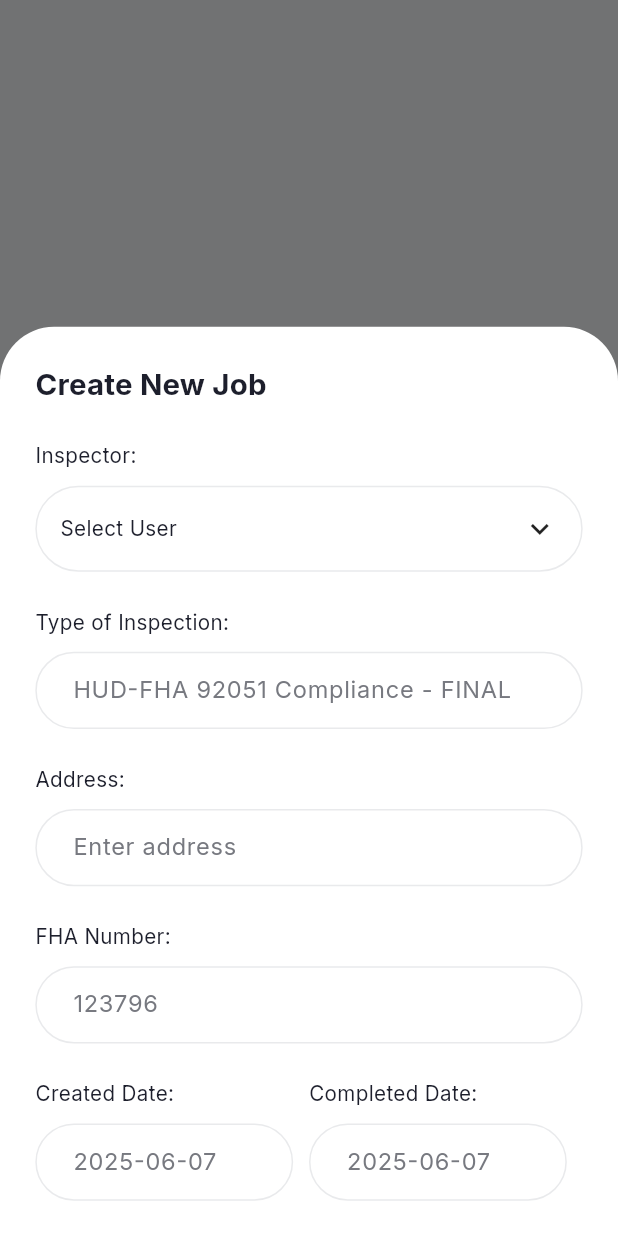
After one commit to backbencherstudio/artneidich_admin_app, a Flutter app: the JobManagementScreen screen opened by its route, after a tap on "Show", on a phone screen of 412 x 824 dp. The commit adds this screen. Run offline on Flutter 3.47's test engine with Material 3 defaults, Android fonts, the phone set to English and light mode, and no system bars; our stand-ins replace flutter_riverpod, flutter_screenutil, flutter_svg, go_router, google_fonts; missing offline and left inert: dynamic_path_url_strategy.

Commit message:
feat: bottom nav bar

```diff
--- a/lib/src/core/constant/icons.dart
+++ b/lib/src/core/constant/icons.dart
@@ -30,9 +30,11 @@ class AppIcons {
       '$bottomNavIcon/briefcase_outlined.svg';
   static const String briefcaseSolid = '$bottomNavIcon/briefcase_solid.svg';
   static const String homeOutlined = '$bottomNavIcon/home_outlined.svg';
+  static const String userGroupSolid  = '$bottomNavIcon/user_group_solid.svg';
+  static const String userGroupOutlined = '$bottomNavIcon/users_group_outlined.svg';
   static const String homeSolid = '$bottomNavIcon/home_solid.svg';
-  static const String mapOutlined = '$bottomNavIcon/map_outlined.svg';
-  static const String mapSolid = '$bottomNavIcon/map_solid.svg';
+  static const String labelOutlined = '$bottomNavIcon/label_outlined.svg';
+  static const String labelSolid = '$bottomNavIcon/label_solid.svg';
   static const String settingOutlined = '$bottomNavIcon/setting_outlined.svg';
   static const String settingSolid = '$bottomNavIcon/setting_solid.svg';
   static const String appLogoPng = '$iconPath/app_logo.png';
@@ -46,6 +48,4 @@ class AppIcons {
   static const String successful = "$iconPath/successful.svg";
   static const String camera = "$iconPath/camera.svg";
 
-
-
 }
--- a/lib/src/core/routes/route_config.dart
+++ b/lib/src/core/routes/route_config.dart
@@ -2,56 +2,68 @@
 import 'package:artneidich_admin/src/core/routes/route_constant.dart';
 import 'package:artneidich_admin/src/feature/common_widgets/bottom_nav_bar/bottom_nav_bar.dart';
 import 'package:artneidich_admin/src/feature/screens/Home/presentation/home_screen.dart';
+import 'package:artneidich_admin/src/feature/screens/job_management_screen/presentation/job_management_screen.dart';
+import 'package:artneidich_admin/src/feature/screens/label_management/label_management.dart';
+import 'package:artneidich_admin/src/feature/screens/profile_setting/profile_settings_screen.dart';
+import 'package:artneidich_admin/src/feature/screens/user_Managment/presentation/user_mgmt_screen.dart';
 import 'package:go_router/go_router.dart';
 
 import 'build_page_with_transition.dart';
 
 class RouteConfig {
   GoRouter goRouter = GoRouter(
-    initialLocation: RouteConst.homeScreen,
+    initialLocation: RouteConst.jobManagementScreen,
 
     routes: [
 
-      // StatefulShellRoute.indexedStack(
-      //   builder: (context, state, navigationShell) =>
-      //       BottomNavBar(navigationShell: navigationShell),
-      //   branches: [
-      //     StatefulShellBranch(
-      //       routes: [
-      //         GoRoute(
-      //           path: RouteConst.homeScreen,
-      //           builder: (context, state) => const HomeScreenViewer(),
-      //         ),
-      //       ],
-      //     ),
-      //     StatefulShellBranch(
-      //       routes: [
-      //         GoRoute(
-      //           path: RouteConst.jobScreen,
-      //           builder: (context, state) => const JobScreen(),
-      //         ),
-      //       ],
-      //     ),
-      //     StatefulShellBranch(
-      //       routes: [
-      //         GoRoute(
-      //           path: RouteConst.mapScreen,
-      //           builder: (context, state) => const MapScreen(),
-      //         ),
-      //       ],
-      //     ),
-      //     StatefulShellBranch(
-      //       routes: [
-      //         GoRoute(
-      //           path: RouteConst.settingScreen,
-      //           builder: (context, state) => const ProfileSettingScreen(),
-      //         ),
-      //       ],
-      //     ),
-      //   ],
-      // ),
+      StatefulShellRoute.indexedStack(
+        builder: (context, state, navigationShell) =>
+            BottomNavBar(navigationShell: navigationShell),
+        branches: [
+          StatefulShellBranch(
+            routes: [
+              GoRoute(
+                path: RouteConst.homeScreen,
+                builder: (context, state) => const HomeScreen(),
+              ),
+            ],
+          ),
+          StatefulShellBranch(
+            routes: [
+              GoRoute(
+                path: RouteConst.usersManagementScreen,
+                builder: (context, state) => const UserMgmtScreen(),
+              ),
+            ],
+          ),
+          StatefulShellBranch(
+            routes: [
+              GoRoute(
+                path: RouteConst.jobManagementScreen,
+                builder: (context, state) => const JobManagementScreen(),
+              ),
+            ],
+          ),
+          StatefulShellBranch(
+            routes: [
+              GoRoute(
+                path: RouteConst.labelManagementScreen,
+                builder: (context, state) => const LabelManagement(),
+              ),
+            ],
+          ),
+          StatefulShellBranch(
+            routes: [
+              GoRoute(
+                path: RouteConst.settingScreen,
+                builder: (context, state) => const ProfileSettingsScreen(),
+              ),
+            ],
+          ),
+        ],
+      ),
 
-      GoRoute(
+      /*GoRoute(
         path: RouteConst.homeScreen,
         pageBuilder: (context, state) {
           return buildPageWithTransition(
@@ -61,7 +73,7 @@ class RouteConfig {
             child: HomeScreen(),
           );
         },
-      ),
+      ),*/
     ]);
 
 }
--- a/lib/src/core/routes/route_constant.dart
+++ b/lib/src/core/routes/route_constant.dart
@@ -1,4 +1,8 @@
 class RouteConst{
   static const String homeScreen = '/HomeScreen';
+  static const String usersManagementScreen = '/UserManagementScreen';
+  static const String jobManagementScreen = '/JobScreen';
+  static const String labelManagementScreen = '/LabelScreen';
+  static const String settingScreen = '/SettingScreen';
 
 }
--- a/lib/src/feature/common_widgets/bottom_nav_bar/bottom_nav_bar.dart
+++ b/lib/src/feature/common_widgets/bottom_nav_bar/bottom_nav_bar.dart
@@ -1,24 +1,30 @@
 import 'package:flutter/material.dart';
+import 'package:flutter_riverpod/flutter_riverpod.dart';
 import 'package:flutter_screenutil/flutter_screenutil.dart';
 import 'package:flutter_svg/flutter_svg.dart';
 import 'package:go_router/go_router.dart';
 
 import '../../../core/constant/icons.dart';
+import 'bottom_sheet_provider.dart';
 
-class BottomNavBar extends StatelessWidget {
+class BottomNavBar extends ConsumerWidget {
   final StatefulNavigationShell navigationShell;
 
   const BottomNavBar({super.key, required this.navigationShell});
 
   @override
-  Widget build(BuildContext context) {
+  Widget build(BuildContext context,WidgetRef ref) {
+    final isBottomSheetOpen = ref.watch(bottomSheetVisibilityProvider);
+
     return Scaffold(
       body: navigationShell,
-      floatingActionButton: ClipRRect(
+      floatingActionButton: isBottomSheetOpen
+          ? SizedBox.shrink() // Hide nav bar when bottom sheet is open
+          :  ClipRRect(
         borderRadius: BorderRadius.circular(60.r),
         child: Container(
           height: 60.h,
-          margin: EdgeInsets.symmetric(horizontal: 81.w),
+          margin: EdgeInsets.symmetric(horizontal: 40.w),
           decoration: BoxDecoration(
             color: Color(0xff070707),
             borderRadius: BorderRadius.circular(60.r),
@@ -34,21 +40,27 @@ class BottomNavBar extends StatelessWidget {
               ),
               _buildNavItem(
                 index: 1,
-                icon: AppIcons.briefcaseSolid,
-                outlineIcon: AppIcons.briefcaseOutlined,
+                icon: AppIcons.userGroupSolid,
+                outlineIcon: AppIcons.userGroupOutlined,
                 onTap: () => navigationShell.goBranch(1),
               ),
               _buildNavItem(
                 index: 2,
-                icon: AppIcons.mapSolid,
-                outlineIcon: AppIcons.mapOutlined,
+                icon: AppIcons.briefcaseSolid,
+                outlineIcon: AppIcons.briefcaseOutlined,
                 onTap: () => navigationShell.goBranch(2),
               ),
               _buildNavItem(
                 index: 3,
+                icon: AppIcons.labelSolid,
+                outlineIcon: AppIcons.labelOutlined,
+                onTap: () => navigationShell.goBranch(3),
+              ),
+              _buildNavItem(
+                index: 4,
                 icon: AppIcons.settingSolid,
                 outlineIcon: AppIcons.settingOutlined,
-                onTap: () => navigationShell.goBranch(3),
+                onTap: () => navigationShell.goBranch(4),
               ),
             ],
           ),
@@ -78,6 +90,8 @@ class BottomNavBar extends StatelessWidget {
                     .transparent,
         ),
         child: SvgPicture.asset(
+          height: 24,
+          width: 24,
           navigationShell.currentIndex == index ? icon : outlineIcon,
         ),
       ),
--- /dev/null
+++ b/lib/src/feature/common_widgets/bottom_nav_bar/bottom_sheet_provider.dart
@@ -0,0 +1,20 @@
+import 'package:flutter/material.dart';
+import 'package:flutter_riverpod/flutter_riverpod.dart';
+
+final bottomSheetVisibilityProvider = StateProvider<bool>((ref) => false);
+
+final navBarVisibilityProvider = Provider<bool>((ref) {
+  final isBottomSheetVisible = ref.watch(bottomSheetVisibilityProvider);
+  return !isBottomSheetVisible;
+});
+
+
+void showCustomBottomSheet(BuildContext context, WidgetRef ref, Widget content) {
+  ref.read(bottomSheetVisibilityProvider.notifier).state = true;
+  showModalBottomSheet(
+    context: context,
+    builder: (context) => content,
+  ).whenComplete(() {
+    ref.read(bottomSheetVisibilityProvider.notifier).state = false;
+  });
+}
--- /dev/null
+++ b/lib/src/feature/screens/job_management_screen/presentation/job_management_screen.dart
@@ -0,0 +1,26 @@
+import 'package:flutter/material.dart';
+import 'package:flutter_riverpod/flutter_riverpod.dart';
+
+import 'widget/show_create_job_sheet.dart';
+
+class JobManagementScreen extends StatelessWidget {
+  const JobManagementScreen({super.key});
+
+  @override
+  Widget build(BuildContext context) {
+    return Scaffold(
+      body: Center(
+        child: Consumer(
+          builder: (context, ref,child) {
+            return ElevatedButton(
+              onPressed: () {
+                showCreateJobSheet(context, ref);
+              },
+              child: Text('Show'),
+            );
+          },
+        ),
+      ),
+    );
+  }
+}
--- /dev/null
+++ b/lib/src/feature/screens/job_management_screen/presentation/widget/show_create_job_sheet.dart
@@ -0,0 +1,121 @@
+import 'package:artneidich_admin/src/core/theme/theme_extension/color_pallete.dart';
+import 'package:flutter/material.dart';
+import 'package:flutter_riverpod/flutter_riverpod.dart';
+import 'package:flutter_screenutil/flutter_screenutil.dart';
+
+import '../../../../common_widgets/bottom_nav_bar/bottom_sheet_provider.dart';
+
+void showCreateJobSheet(BuildContext context, WidgetRef ref) {
+  /// Set bottom sheet visibility to true when showing the logout sheet
+  ref.read(bottomSheetVisibilityProvider.notifier).state = true;
+
+  showModalBottomSheet(
+    context: context,
+    isScrollControlled: true,
+    backgroundColor: Colors.transparent,
+    useSafeArea: true,
+    builder: (context) {
+      TextTheme textTheme = Theme.of(context).textTheme;
+      return IntrinsicHeight(
+        child: Container(
+          padding: EdgeInsets.all(24.r),
+          margin: EdgeInsets.only(
+            bottom: MediaQuery.of(context).viewInsets.bottom,
+          ),
+          decoration: const BoxDecoration(
+            color: Colors.white,
+            borderRadius: BorderRadius.vertical(top: Radius.circular(36)),
+          ),
+          child: Consumer(
+            builder: (context, ref, _) {
+              return Column(
+                crossAxisAlignment: CrossAxisAlignment.start,
+                children: [
+                  Text('Create New Job', style: textTheme.titleMedium),
+                  SizedBox(height: 24.h),
+                  Text('Inspector:'),
+                  SizedBox(height: 10.h),
+                  Container(
+                    padding: EdgeInsets.all(16.r),
+                    decoration: BoxDecoration(
+                      borderRadius: BorderRadius.circular(35.r),
+                      border: Border.all(color: AppColor.borderColor),
+                    ),
+                    child: Row(
+                      mainAxisAlignment: MainAxisAlignment.spaceBetween,
+                      children: [
+                        Text('Select User'),
+                        SizedBox(width: 10.w),
+                        Icon(Icons.keyboard_arrow_down),
+                      ],
+                    ),
+                  ),
+                  SizedBox(height: 24.h),
+                  Text('Type of Inspection:'),
+                  SizedBox(height: 10.h),
+                  TextFormField(
+                    decoration: InputDecoration(
+                      hintText: 'HUD-FHA 92051 Compliance - FINAL',
+                    ),
+                  ),
+                  SizedBox(height: 24.h),
+                  Text('Address:'),
+                  SizedBox(height: 10.h),
+                  TextFormField(
+                    decoration: InputDecoration(hintText: 'Enter address'),
+                  ),
+                  SizedBox(height: 24.h),
+                  Text('FHA Number:'),
+                  SizedBox(height: 10.h),
+                  TextFormField(
+                    decoration: InputDecoration(hintText: '123796'),
+                  ),
+                  SizedBox(height: 24.h),
+
+                  Row(
+                    children: [
+                      Expanded(
+                        child: Column(
+                          crossAxisAlignment: CrossAxisAlignment.start,
+                          children: [
+                            Text('Created Date:'),
+                            SizedBox(height: 10.h),
+                            TextFormField(
+                              decoration: InputDecoration(
+                                hintText: '2025-06-07',
+                              ),
+                            ),
+                          ],
+                        ),
+                      ),
+                      SizedBox(width: 10.w),
+                      Expanded(
+                        child: Column(
+                          crossAxisAlignment: CrossAxisAlignment.start,
+                          children: [
+                            Text('Completed Date:'),
+                            SizedBox(height: 10.h),
+                            TextFormField(
+                              decoration: InputDecoration(
+                                hintText: '2025-06-07',
+                              ),
+                            ),
+                          ],
+                        ),
+                      ),
+                      SizedBox(width: 10.w),
+
+                    ],
+                  ),
+                ],
+              );
+            },
+          ),
+        ),
+      );
+    },
+  ).whenComplete(() {
+    // Reset bottom sheet visibility to false after the sheet is dismissed
+    ref.read(bottomSheetVisibilityProvider.notifier).state = false;
+  });
+}
--- /dev/null
+++ b/lib/src/feature/screens/label_management/label_management.dart
@@ -0,0 +1,10 @@
+import 'package:flutter/material.dart';
+
+class LabelManagement extends StatelessWidget {
+  const LabelManagement({super.key});
+
+  @override
+  Widget build(BuildContext context) {
+    return Scaffold();
+  }
+}
--- /dev/null
+++ b/lib/src/feature/screens/profile_setting/profile_settings_screen.dart
@@ -0,0 +1,10 @@
+import 'package:flutter/material.dart';
+
+class ProfileSettingsScreen extends StatelessWidget {
+  const ProfileSettingsScreen({super.key});
+
+  @override
+  Widget build(BuildContext context) {
+    return Scaffold();
+  }
+}
```
Also changed, not shown: assets/icons/bottom_nav_bar/label_outlined.svg (added), assets/icons/bottom_nav_bar/label_solid.svg (added), assets/icons/bottom_nav_bar/user_group_solid.svg (added), assets/icons/bottom_nav_bar/users_group_outlined.svg (added).
